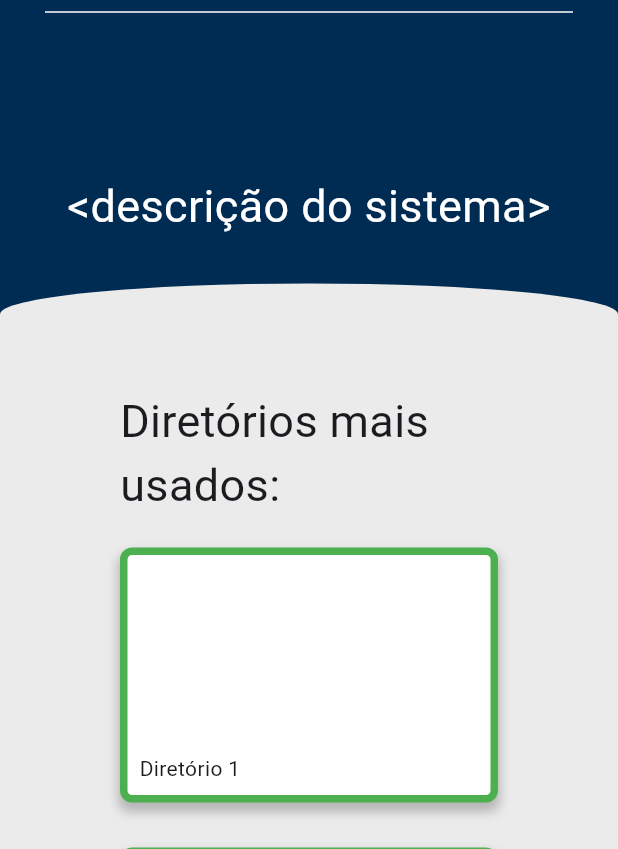
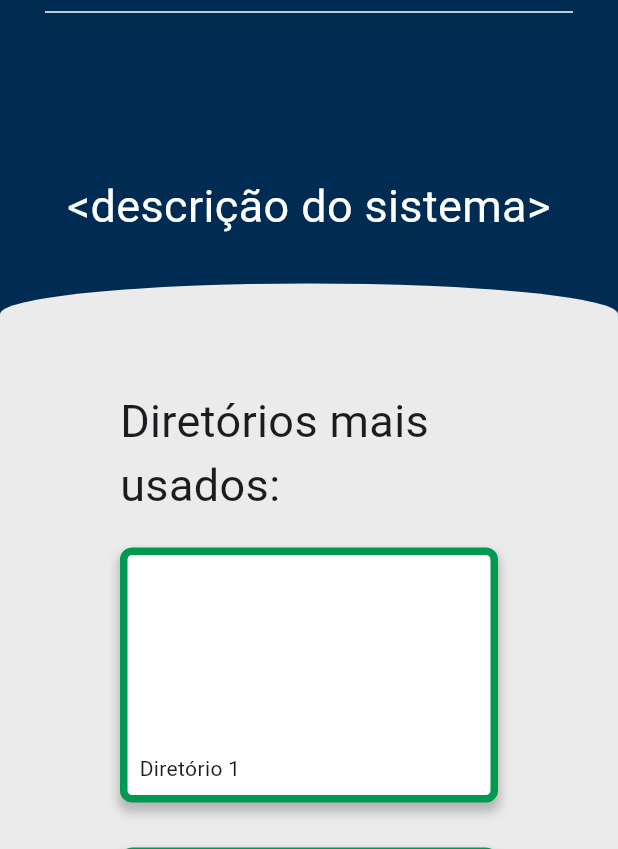
Before and after one commit to Atlas-Citologico-FMABC/frontend-backend, a Flutter app: the screen it shows after launch, on a phone screen of 412 x 824 dp, the part 387-1236 px from its top. Run offline on Flutter 3.47's test engine with Material 3 defaults, Android fonts, the phone set to English and light mode, and no system bars.

Commit message:
Fix green color of 'diretorios' tab

```diff
--- a/lib/screens/home_tab.dart
+++ b/lib/screens/home_tab.dart
@@ -3,6 +3,7 @@ import 'package:flutter/material.dart';
 
 final Color darkBlue = Color(0xff002C53);
 final Color lightGray = Color(0xffEBEBEB);
+final Color green = Color(0xff009951);
 
 class HomeTab extends StatelessWidget {
   final double navHeight;
@@ -67,10 +68,10 @@ class HomeTab extends StatelessWidget {
                     spacing: 50,
                     runSpacing: 30,
                     children: <Widget>[
-                      DiretorioBox(title: 'Diretório 1', borderWidth: 5, borderColor: Colors.green),
-                      DiretorioBox(title: 'Diretório 2', borderWidth: 5, borderColor: Colors.green),
-                      DiretorioBox(title: 'Diretório 3', borderWidth: 5, borderColor: Colors.green),
-                      DiretorioBox(title: 'Diretório 4', borderWidth: 5, borderColor: Colors.green),
+                      DiretorioBox(title: 'Diretório 1', borderWidth: 5, borderColor: green),
+                      DiretorioBox(title: 'Diretório 2', borderWidth: 5, borderColor: green),
+                      DiretorioBox(title: 'Diretório 3', borderWidth: 5, borderColor: green),
+                      DiretorioBox(title: 'Diretório 4', borderWidth: 5, borderColor: green),
                     ],
                   ),
                 ],
```
